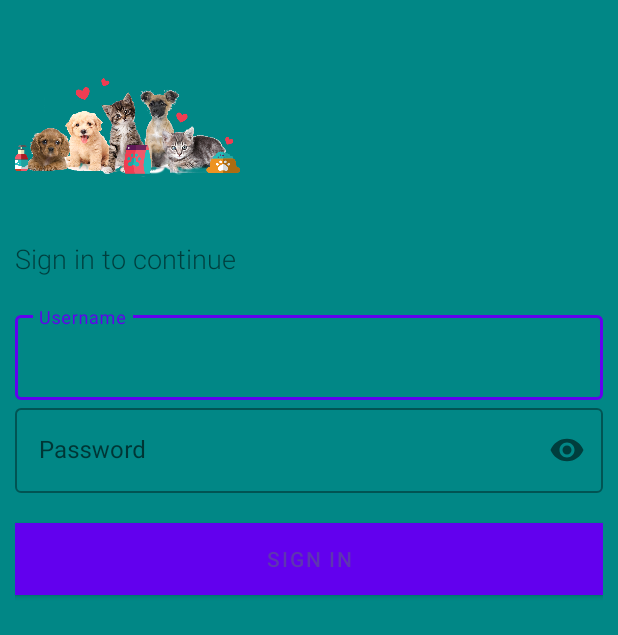
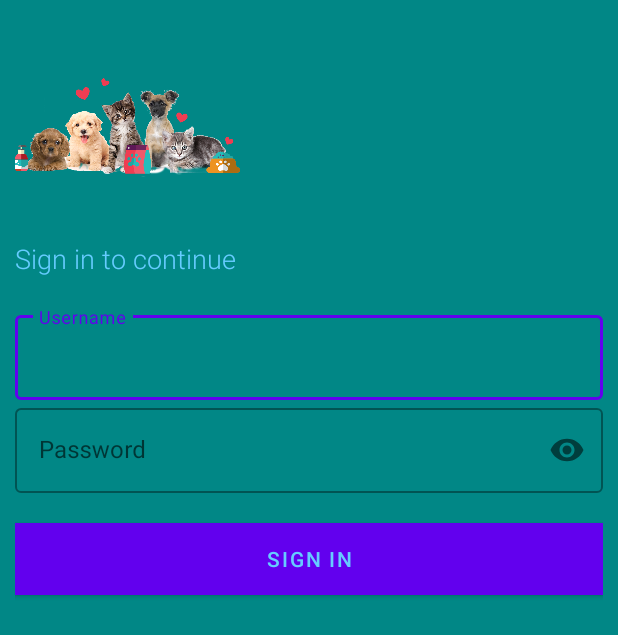
Before and after one commit to bach0510/AndroidProject, an Android app: the layout activity_login.xml on its own in the app's theme, with its tools: preview values and no code run, on a phone screen of 412 x 824 dp. Shown: the top 635 px of the screen. Run offline under Robolectric (Android 15) with nearby library versions, the phone set to English and light mode, and no system bars.

Commit message:
Change Start Intent to Login (note: khong can nhap text , chi can nhan login) Bachnx 20210107

```diff
--- a/app/src/main/AndroidManifest.xml
+++ b/app/src/main/AndroidManifest.xml
@@ -17,13 +17,13 @@
             android:name=".Cat"
             android:exported="true" />
         <activity
+            android:name=".Home"
+            android:exported="true" />
+        <activity
             android:name=".MainActivity"
             android:exported="true" />
         <activity
             android:name=".Login"
-            android:exported="true" />
-        <activity
-            android:name=".Home"
             android:exported="true">
             <intent-filter>
                 <action android:name="android.intent.action.MAIN" />
--- a/app/src/main/res/layout/activity_login.xml
+++ b/app/src/main/res/layout/activity_login.xml
@@ -12,13 +12,15 @@
         android:layout_width="150dp"
         android:layout_height="150dp"
         android:src="@drawable/main"/>
+
     <TextView
         android:id="@+id/txt_login"
         android:layout_width="wrap_content"
         android:layout_height="wrap_content"
+        android:fontFamily="sans-serif-light"
         android:text="Sign in to continue"
-        android:textSize="18sp"
-        android:fontFamily="sans-serif-light"/>
+        android:textColor="@color/blue"
+        android:textSize="18sp" />
     <LinearLayout
         android:layout_width="match_parent"
         android:layout_height="wrap_content"
@@ -59,7 +61,7 @@
         android:layout_height="wrap_content"
         android:background="@color/orange"
         android:text="Sign in"
-        android:textColor="#5E35B1" />
+        android:textColor="@color/blue" />
 
 
 </LinearLayout>
--- a/app/src/main/res/layout/pet_row_item.xml
+++ b/app/src/main/res/layout/pet_row_item.xml
@@ -32,7 +32,7 @@
         android:layout_width="231dp"
         android:layout_height="29dp"
         android:layout_marginTop="16dp"
-        android:layout_marginEnd="16dp"
+        android:layout_marginEnd="24dp"
         android:text="TextView"
         android:textAlignment="textEnd"
         android:textSize="16sp"
```
Also changed, not shown: app/src/main/java/edu/xda/petstore/Login.java (+15 -0 lines).
